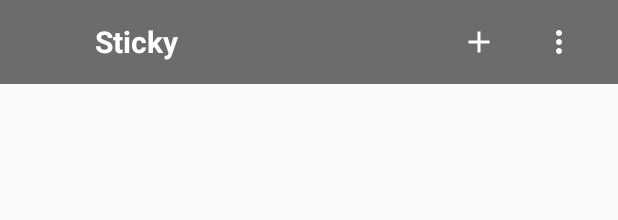
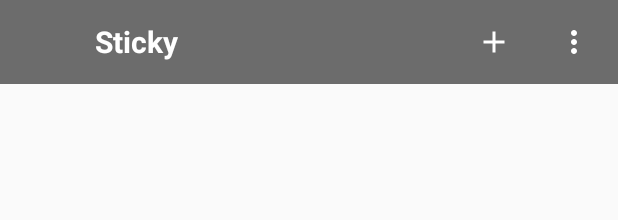
Before and after one commit to cattybaby723/Sticky, an Android app: the layout activity_main.xml on its own in the app's theme, with its tools: preview values and no code run, on a phone screen of 412 x 824 dp. Shown: the top 220 px of the screen. Run offline under Robolectric (Android 15) with nearby library versions, the phone set to English and light mode, and no system bars.

Commit message:
@update  add recyclerview in main_activity.xml          add xml of 2 list items : todo and note          modify toolbar.xml

```diff
--- a/app/src/main/res/layout/activity_main.xml
+++ b/app/src/main/res/layout/activity_main.xml
@@ -12,4 +12,11 @@
         android:layout_width="match_parent"
         android:layout_height="wrap_content"/>
 
+
+    <android.support.v7.widget.RecyclerView
+        android:id="@+id/recyclerView"
+        android:layout_width="match_parent"
+        android:layout_height="wrap_content"/>
+
+
 </android.widget.LinearLayout>
--- a/app/src/main/res/layout/toolbar.xml
+++ b/app/src/main/res/layout/toolbar.xml
@@ -2,31 +2,30 @@
 <android.support.v7.widget.Toolbar
     android:id="@+id/toolbar"
     xmlns:android="http://schemas.android.com/apk/res/android"
+    xmlns:app="http://schemas.android.com/apk/res-auto"
     android:layout_width="match_parent"
     android:layout_height="60dp"
-    app:contentInsetStart="0dp"
     android:background="@color/gray"
     android:orientation="horizontal"
-    xmlns:app="http://schemas.android.com/apk/res-auto">
+    app:contentInsetStart="0dp">
 
 
     <ImageButton
         android:id="@+id/backBtn"
         android:layout_width="@dimen/default_icon_size"
         android:layout_height="@dimen/default_icon_size"
+        android:layout_gravity="start"
         android:layout_marginEnd="@dimen/triple_dimens"
         android:background="@drawable/touch_effect_btn"
-        android:layout_gravity="start"
         android:src="@drawable/ic_arrow_back"
-        android:visibility="invisible"
-        />
+        android:visibility="invisible"/>
 
     <TextView
         android:id="@+id/title"
         android:layout_width="wrap_content"
         android:layout_height="wrap_content"
+        android:layout_gravity="center_vertical"
         android:text="@string/app_name"
-        android:layout_gravity="center_vertical"
         android:textColor="@color/white"
         android:textSize="20sp"
         android:textStyle="bold"/>
@@ -36,9 +35,9 @@
         android:id="@+id/settingBtn"
         android:layout_width="@dimen/default_icon_size"
         android:layout_height="@dimen/default_icon_size"
-        android:layout_marginEnd="@dimen/triple_dimens"
+        android:layout_gravity="end"
+        android:layout_marginEnd="@dimen/default_dimens"
         android:background="@drawable/touch_effect_btn"
-        android:layout_gravity="end"
         android:src="@drawable/ic_more"/>
 
 
@@ -46,12 +45,10 @@
         android:id="@+id/addBtn"
         android:layout_width="@dimen/default_icon_size"
         android:layout_height="@dimen/default_icon_size"
+        android:layout_gravity="end"
         android:layout_marginEnd="@dimen/default_dimens"
         android:background="@drawable/touch_effect_btn"
-        android:src="@drawable/ic_add"
-        android:layout_gravity="end"/>
-
-
+        android:src="@drawable/ic_add"/>
 
 
 </android.support.v7.widget.Toolbar>
```
Also changed, not shown: app/src/main/res/layout/list_item_note.xml (+40 -5 lines), app/src/main/res/layout/list_item_to_do.xml (+41 -5 lines).
